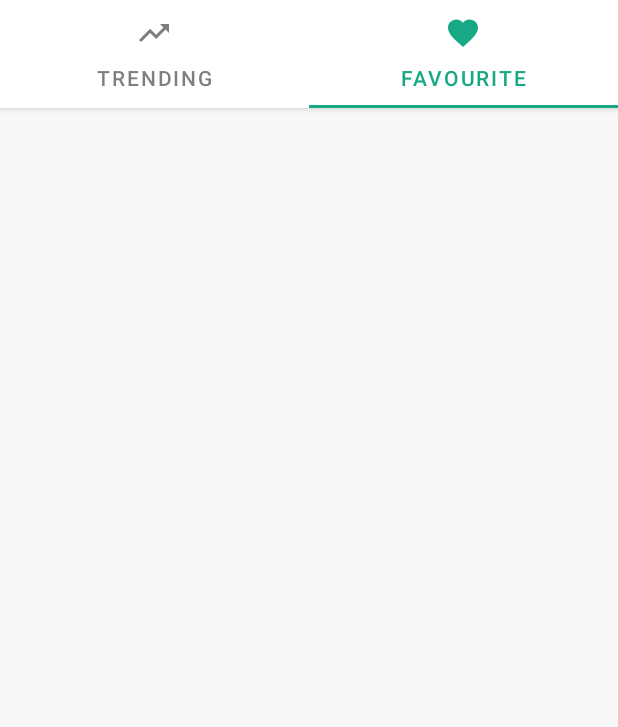
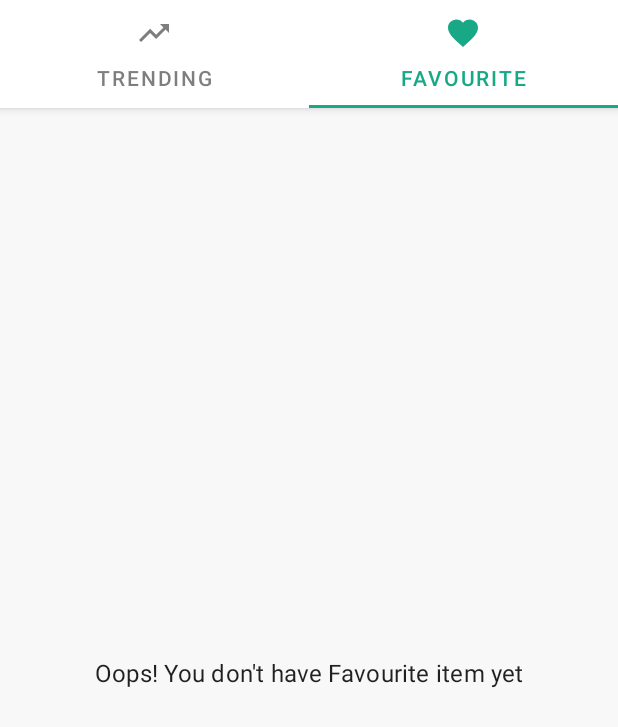
Before and after one commit to beginner-android-projects/GifFresh, an Android app: the screen it shows after launch (MainActivity), tab 2 chosen, on a phone screen of 412 x 824 dp. Shown: the top 727 px of the screen. Run offline under Robolectric (Android 15) with nearby library versions, the phone set to English and light mode, and no system bars; our stand-ins replace Dagger/Hilt's generated code, Room's generated code, paging; libraries missing offline, so code that uses them is left out: coil.decode; pictures from the network do not load.

Commit message:
- fixed checkbox state issue - added progress loading and empty favourite message

```diff
--- a/app/src/main/java/com/pinakin/giffresh/ui/favourite/FavouriteGifFragment.kt
+++ b/app/src/main/java/com/pinakin/giffresh/ui/favourite/FavouriteGifFragment.kt
@@ -9,7 +9,6 @@ import androidx.lifecycle.lifecycleScope
 import androidx.lifecycle.repeatOnLifecycle
 import androidx.recyclerview.widget.GridLayoutManager
 import com.pinakin.giffresh.R
-import com.pinakin.giffresh.data.local.entity.FavouriteGif
 import com.pinakin.giffresh.databinding.FragmentFavouriteGifBinding
 import com.pinakin.giffresh.utils.viewBindings
 import dagger.hilt.android.AndroidEntryPoint
@@ -33,6 +32,8 @@ class FavouriteGifFragment : Fragment(R.layout.fragment_favourite_gif) {
 
         }
 
+        binding.recFavouriteGif.emptyView = binding.txtMessage
+
         binding.recFavouriteGif.adapter = favouriteGifAdapter
 
         binding.recFavouriteGif.layoutManager = GridLayoutManager(requireContext(), 2)
--- a/app/src/main/java/com/pinakin/giffresh/ui/trending/TrendingGifFragment.kt
+++ b/app/src/main/java/com/pinakin/giffresh/ui/trending/TrendingGifFragment.kt
@@ -2,6 +2,7 @@ package com.pinakin.giffresh.ui.trending
 
 import android.os.Bundle
 import android.view.View
+import androidx.core.view.isVisible
 import androidx.fragment.app.Fragment
 import androidx.fragment.app.activityViewModels
 import androidx.lifecycle.Lifecycle
@@ -13,6 +14,7 @@ import com.pinakin.giffresh.R
 import com.pinakin.giffresh.databinding.FragmentTrendingGifBinding
 import com.pinakin.giffresh.utils.viewBindings
 import dagger.hilt.android.AndroidEntryPoint
+import kotlinx.coroutines.delay
 import kotlinx.coroutines.flow.collectLatest
 import kotlinx.coroutines.launch
 
@@ -35,9 +37,13 @@ class TrendingGifFragment : Fragment(R.layout.fragment_trending_gif) {
 
             lifecycle.repeatOnLifecycle(Lifecycle.State.STARTED) {
 
+                delay(10000)
                 gifViewModel.gifs.collectLatest {
 
                     gifAdapter.submitData(it)
+
+                    binding.srfTrendingGif.isVisible = true
+                    binding.progressCircular.isVisible = false
 
                     binding.srfTrendingGif.isRefreshing = false
                 }
@@ -52,11 +58,16 @@ class TrendingGifFragment : Fragment(R.layout.fragment_trending_gif) {
 
             gifAdapter.refresh()
 
+            gifAdapter.notifyDataSetChanged()
+
         }
 
     }
 
     private fun setUpGifAdapter() {
+
+        binding.srfTrendingGif.isVisible = false
+        binding.progressCircular.isVisible = true
 
         binding.recTrendingGif.layoutManager = LinearLayoutManager(requireContext())
 
--- a/app/src/main/res/layout/fragment_favourite_gif.xml
+++ b/app/src/main/res/layout/fragment_favourite_gif.xml
@@ -1,15 +1,31 @@
 <?xml version="1.0" encoding="utf-8"?>
 <androidx.constraintlayout.widget.ConstraintLayout xmlns:android="http://schemas.android.com/apk/res/android"
     xmlns:app="http://schemas.android.com/apk/res-auto"
+    xmlns:tools="http://schemas.android.com/tools"
     android:layout_width="match_parent"
-    android:layout_height="match_parent">
+    android:layout_height="match_parent"
+    app:layout_behavior="@string/appbar_scrolling_view_behavior">
 
     <com.pinakin.giffresh.widget.RecyclerView
         android:id="@+id/rec_favourite_gif"
         android:layout_width="match_parent"
-        android:layout_height="0dp"
+        android:layout_height="match_parent"
         app:layout_constraintBottom_toBottomOf="parent"
         app:layout_constraintEnd_toEndOf="parent"
         app:layout_constraintStart_toStartOf="parent"
         app:layout_constraintTop_toTopOf="parent" />
+
+
+    <com.google.android.material.textview.MaterialTextView
+        android:id="@+id/txt_message"
+        android:layout_width="wrap_content"
+        android:layout_height="wrap_content"
+        android:layout_margin="16dp"
+        android:text="@string/empty_favourite_item_msg"
+        android:textAppearance="?textAppearanceSubtitle1"
+        app:layout_constraintBottom_toBottomOf="parent"
+        app:layout_constraintEnd_toEndOf="parent"
+        app:layout_constraintStart_toStartOf="parent"
+        app:layout_constraintTop_toTopOf="parent"
+        tools:text="@string/empty_favourite_item_msg" />
 </androidx.constraintlayout.widget.ConstraintLayout>
--- a/app/src/main/res/values/strings.xml
+++ b/app/src/main/res/values/strings.xml
@@ -3,4 +3,5 @@
 
     <string name="trending">Trending</string>
     <string name="favourite">Favourite</string>
+    <string name="empty_favourite_item_msg">Oops! You don\'t have Favourite item yet</string>
 </resources>
```
Also changed, not shown: app/src/main/java/com/pinakin/giffresh/ui/trending/GifPagedAdapter.kt (+12 -3 lines), app/src/main/res/layout/fragment_trending_gif.xml (+22 -2 lines).
